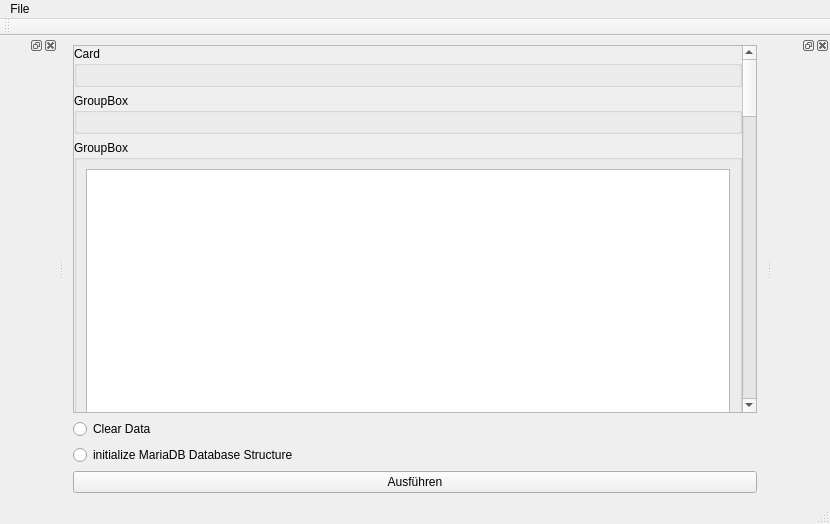
Before: the Qt Designer form src/visuals/ui/forms/mainwindow.ui in future-gadget-lab-de/league_scrim_analytics_suite, drawn with Qt 5.
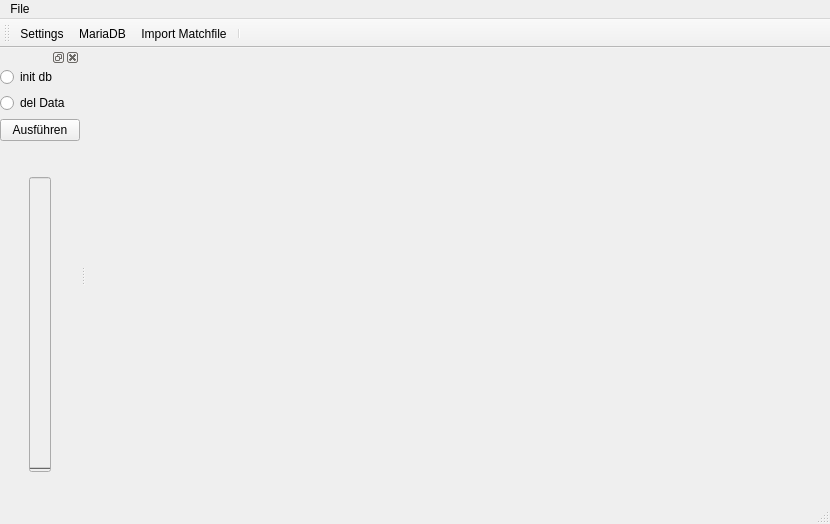
After: the same form once the commit is applied. Icons and pictures are not drawn.

Commit message: feat - start plots + better ui

What changed in the file:
```diff
--- a/src/visuals/ui/forms/mainwindow.ui
+++ b/src/visuals/ui/forms/mainwindow.ui
@@ -30,160 +30,27 @@
     </sizepolicy>
    </property>
    <layout class="QVBoxLayout" name="verticalLayout">
+    <property name="spacing">
+     <number>0</number>
+    </property>
+    <property name="leftMargin">
+     <number>0</number>
+    </property>
+    <property name="topMargin">
+     <number>0</number>
+    </property>
+    <property name="rightMargin">
+     <number>0</number>
+    </property>
+    <property name="bottomMargin">
+     <number>0</number>
+    </property>
     <item>
-     <widget class="QWidget" name="workspace" native="true">
-      <layout class="QHBoxLayout" name="horizontalLayout_6">
-       <property name="leftMargin">
-        <number>0</number>
-       </property>
-       <property name="topMargin">
-        <number>0</number>
-       </property>
-       <property name="rightMargin">
-        <number>0</number>
-       </property>
-       <property name="bottomMargin">
-        <number>0</number>
-       </property>
-       <item>
-        <layout class="QHBoxLayout" name="workspace_layout">
-         <item>
-          <widget class="QScrollArea" name="scrollArea">
-           <property name="widgetResizable">
-            <bool>true</bool>
-           </property>
-           <widget class="QWidget" name="scrollAreaWidgetContents">
-            <property name="geometry">
-             <rect>
-              <x>0</x>
-              <y>0</y>
-              <width>686</width>
-              <height>2204</height>
-             </rect>
-            </property>
-            <layout class="QHBoxLayout" name="horizontalLayout_3">
-             <property name="leftMargin">
-              <number>0</number>
-             </property>
-             <property name="topMargin">
-              <number>0</number>
-             </property>
-             <property name="rightMargin">
-              <number>0</number>
-             </property>
-             <property name="bottomMargin">
-              <number>0</number>
-             </property>
-             <item>
-              <layout class="QVBoxLayout" name="verticalLayout_2">
-               <item>
-                <widget class="QGroupBox" name="groupBox">
-                 <property name="title">
-                  <string>Card</string>
-                 </property>
-                 <layout class="QHBoxLayout" name="horizontalLayout">
-                  <item>
-                   <layout class="QFormLayout" name="formLayout"/>
-                  </item>
-                 </layout>
-                </widget>
-               </item>
-               <item>
-                <widget class="QGroupBox" name="groupBox_2">
-                 <property name="title">
-                  <string>GroupBox</string>
-                 </property>
-                 <layout class="QHBoxLayout" name="horizontalLayout_5">
-                  <item>
-                   <layout class="QGridLayout" name="gridLayout"/>
-                  </item>
-                 </layout>
-                </widget>
-               </item>
-               <item>
-                <widget class="QGroupBox" name="groupBox_3">
-                 <property name="title">
-                  <string>GroupBox</string>
-                 </property>
-                 <layout class="QHBoxLayout" name="horizontalLayout_7">
-                  <item>
-                   <widget class="QListWidget" name="listWidget">
-                    <property name="sizePolicy">
-                     <sizepolicy hsizetype="Expanding" vsizetype="Preferred">
-                      <horstretch>0</horstretch>
-                      <verstretch>0</verstretch>
-                     </sizepolicy>
-                    </property>
-                    <property name="minimumSize">
-                     <size>
-                      <width>0</width>
-                      <height>1000</height>
-                     </size>
-                    </property>
-                   </widget>
-                  </item>
-                 </layout>
-                </widget>
-               </item>
-               <item>
-                <widget class="QGroupBox" name="groupBox_4">
-                 <property name="title">
-                  <string>GroupBox</string>
-                 </property>
-                 <layout class="QHBoxLayout" name="horizontalLayout_8">
-                  <item>
-                   <widget class="QPlainTextEdit" name="plainTextEdit">
-                    <property name="sizePolicy">
-                     <sizepolicy hsizetype="Expanding" vsizetype="Preferred">
-                      <horstretch>0</horstretch>
-                      <verstretch>0</verstretch>
-                     </sizepolicy>
-                    </property>
-                    <property name="minimumSize">
-                     <size>
-                      <width>0</width>
-                      <height>1000</height>
-                     </size>
-                    </property>
-                   </widget>
-                  </item>
-                 </layout>
-                </widget>
-               </item>
-              </layout>
-             </item>
-            </layout>
-           </widget>
-          </widget>
-         </item>
-        </layout>
-       </item>
-      </layout>
-     </widget>
-    </item>
-    <item>
-     <widget class="QRadioButton" name="radio_clear">
-      <property name="text">
-       <string>Clear Data</string>
-      </property>
-     </widget>
-    </item>
-    <item>
-     <widget class="QRadioButton" name="radio_db_create">
-      <property name="text">
-       <string>initialize MariaDB Database Structure</string>
-      </property>
-     </widget>
-    </item>
-    <item>
-     <widget class="QPushButton" name="button_execute">
-      <property name="enabled">
-       <bool>true</bool>
-      </property>
-      <property name="text">
-       <string>Ausführen</string>
-      </property>
-     </widget>
+     <layout class="QVBoxLayout" name="mainlayout">
+      <item>
+       <widget class="QStackedWidget" name="stackWorkspace"/>
+      </item>
+     </layout>
     </item>
    </layout>
   </widget>
@@ -211,12 +78,19 @@
    <property name="windowTitle">
     <string>toolBar</string>
    </property>
+   <property name="movable">
+    <bool>true</bool>
+   </property>
    <attribute name="toolBarArea">
     <enum>TopToolBarArea</enum>
    </attribute>
    <attribute name="toolBarBreak">
     <bool>false</bool>
    </attribute>
+   <addaction name="actionSettings_2"/>
+   <addaction name="actionMariaDB"/>
+   <addaction name="actionImport_Matchfile"/>
+   <addaction name="separator"/>
   </widget>
   <widget class="QDockWidget" name="left_dock">
    <attribute name="dockWidgetArea">
@@ -237,31 +111,55 @@
       <number>0</number>
      </property>
      <item>
-      <layout class="QHBoxLayout" name="left_dock_layout"/>
-     </item>
-    </layout>
-   </widget>
-  </widget>
-  <widget class="QDockWidget" name="right_dock">
-   <attribute name="dockWidgetArea">
-    <number>2</number>
-   </attribute>
-   <widget class="QWidget" name="right_dock_content">
-    <layout class="QHBoxLayout" name="horizontalLayout_4">
-     <property name="leftMargin">
-      <number>0</number>
-     </property>
-     <property name="topMargin">
-      <number>0</number>
-     </property>
-     <property name="rightMargin">
-      <number>0</number>
-     </property>
-     <property name="bottomMargin">
-      <number>0</number>
-     </property>
-     <item>
-      <layout class="QHBoxLayout" name="right_dock_layout"/>
+      <layout class="QVBoxLayout" name="verticalLayout_3">
+       <item>
+        <widget class="QRadioButton" name="radio_db_create">
+         <property name="text">
+          <string>init db</string>
+         </property>
+        </widget>
+       </item>
+       <item>
+        <widget class="QRadioButton" name="radio_clear">
+         <property name="text">
+          <string>del Data</string>
+         </property>
+        </widget>
+       </item>
+       <item>
+        <widget class="QPushButton" name="button_execute">
+         <property name="enabled">
+          <bool>true</bool>
+         </property>
+         <property name="text">
+          <string>Ausführen</string>
+         </property>
+        </widget>
+       </item>
+       <item>
+        <layout class="QHBoxLayout" name="load_host">
+         <property name="topMargin">
+          <number>30</number>
+         </property>
+         <property name="bottomMargin">
+          <number>30</number>
+         </property>
+         <item>
+          <widget class="QProgressBar" name="progressBar">
+           <property name="enabled">
+            <bool>false</bool>
+           </property>
+           <property name="value">
+            <number>0</number>
+           </property>
+           <property name="orientation">
+            <enum>Qt::Orientation::Vertical</enum>
+           </property>
+          </widget>
+         </item>
+        </layout>
+       </item>
+      </layout>
      </item>
     </layout>
    </widget>
```
The commit also changes 5 other files.
